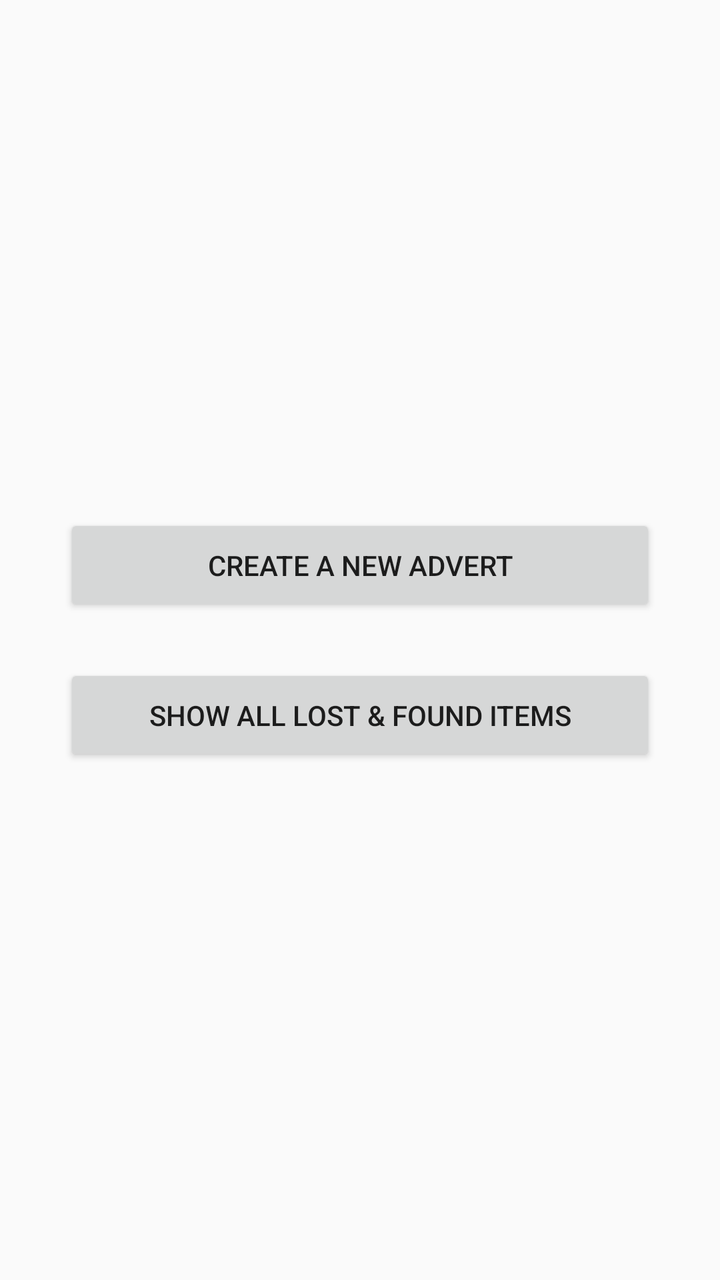
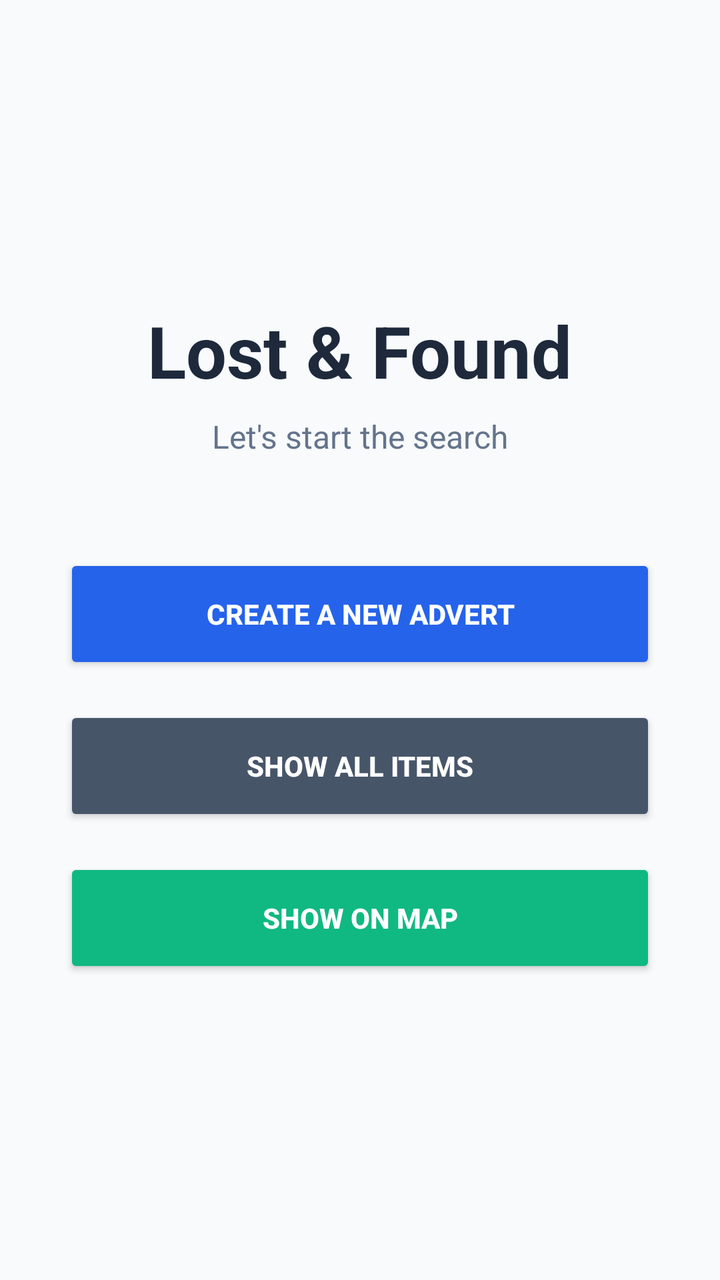

Before-and-after screenshots of an Android layout around one commit, followed by the original layout XML and the change that was made.
<!-- AndroidManifest.xml: activity theme Theme.Lostandfoundapp -->
<!-- res/layout/activity_main.xml -->
<?xml version="1.0" encoding="utf-8"?>
<LinearLayout xmlns:android="http://schemas.android.com/apk/res/android"
    android:layout_width="match_parent"
    android:layout_height="match_parent"
    android:orientation="vertical"
    android:gravity="center"
    android:padding="32dp">

    <Button
        android:id="@+id/btnCreateAdvert"
        android:layout_width="match_parent"
        android:layout_height="wrap_content"
        android:text="CREATE A NEW ADVERT"
        android:layout_marginBottom="24dp"
        android:padding="16dp"/>

    <Button
        android:id="@+id/btnShowItems"
        android:layout_width="match_parent"
        android:layout_height="wrap_content"
        android:text="SHOW ALL LOST &amp; FOUND ITEMS"
        android:padding="16dp"/>

</LinearLayout>
<!-- resources referenced by this layout -->
<resources>
  <style name="Theme.Lostandfoundapp" parent="Theme.AppCompat.Light.DarkActionBar">
      </style>
</resources>

<!-- the commit's change to res/layout/activity_main.xml (unified diff, before → after) -->
@@ -4,21 +4,53 @@
     android:layout_height="match_parent"
     android:orientation="vertical"
     android:gravity="center"
-    android:padding="32dp">
+    android:padding="32dp"
+    android:background="#F8FAFC">
+
+    <TextView
+        android:layout_width="wrap_content"
+        android:layout_height="wrap_content"
+        android:text="Lost &amp; Found"
+        android:textSize="36sp"
+        android:textStyle="bold"
+        android:textColor="#1E293B"
+        android:layout_marginBottom="8dp"/>
+
+    <TextView
+        android:layout_width="wrap_content"
+        android:layout_height="wrap_content"
+        android:text="Let's start the search"
+        android:textSize="16sp"
+        android:textColor="#64748B"
+        android:layout_marginBottom="48dp"/>
 
     <Button
         android:id="@+id/btnCreateAdvert"
         android:layout_width="match_parent"
-        android:layout_height="wrap_content"
+        android:layout_height="60dp"
         android:text="CREATE A NEW ADVERT"
-        android:layout_marginBottom="24dp"
-        android:padding="16dp"/>
+        android:backgroundTint="#2563EB"
+        android:textColor="#FFFFFF"
+        android:textStyle="bold"
+        android:layout_marginBottom="16dp"/>
 
     <Button
         android:id="@+id/btnShowItems"
         android:layout_width="match_parent"
-        android:layout_height="wrap_content"
-        android:text="SHOW ALL LOST &amp; FOUND ITEMS"
-        android:padding="16dp"/>
+        android:layout_height="60dp"
+        android:text="SHOW ALL ITEMS"
+        android:backgroundTint="#475569"
+        android:textColor="#FFFFFF"
+        android:textStyle="bold"
+        android:layout_marginBottom="16dp"/>
+
+    <Button
+        android:id="@+id/btnShowOnMap"
+        android:layout_width="match_parent"
+        android:layout_height="60dp"
+        android:text="SHOW ON MAP"
+        android:backgroundTint="#10B981"
+        android:textColor="#FFFFFF"
+        android:textStyle="bold"/>
 
 </LinearLayout>
